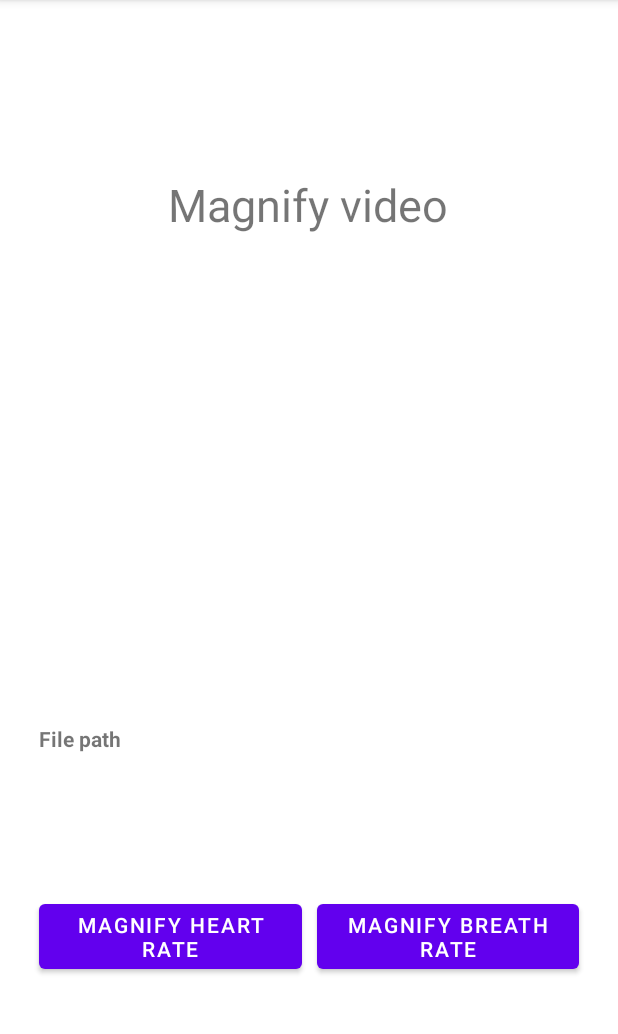
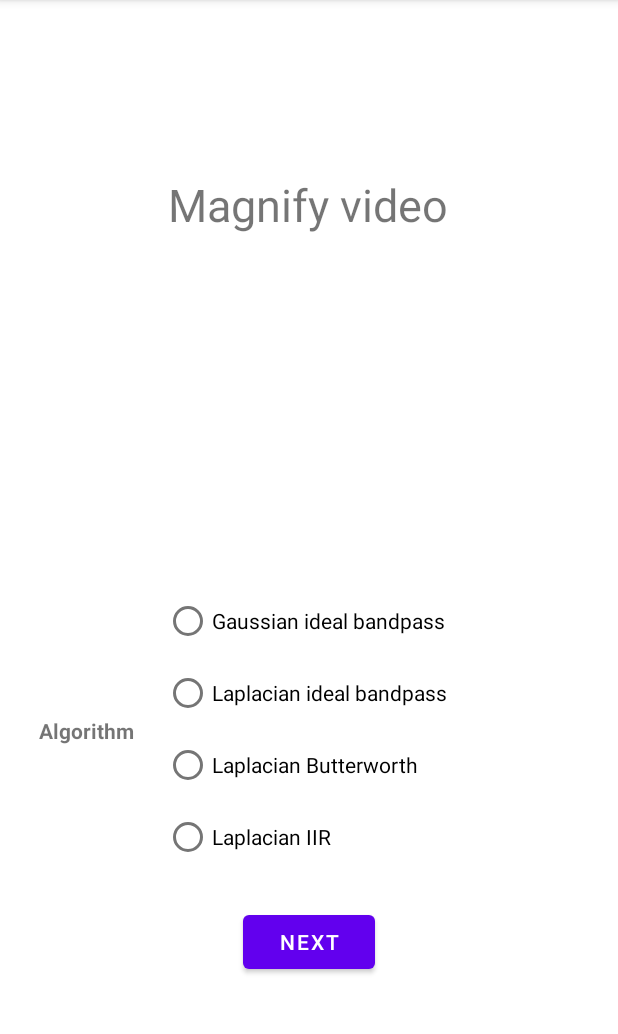
Before and after one commit to edmobe/android-video-magnification, an Android app: the VideoEditor screen opened directly, with no data from a screen before it, on a phone screen of 412 x 824 dp, the part 84-1118 px from its top. Run offline under Robolectric (Android 15) with nearby library versions, the phone set to English and light mode, and no system bars; 1 statement that could not run was skipped.

Commit message:
Add Laplacian Butterworth and Laplacian ideal bandpass activities

```diff
--- a/app/src/main/java/com/example/videomagnification/Home.java
+++ b/app/src/main/java/com/example/videomagnification/Home.java
@@ -21,7 +21,7 @@ import java.util.ArrayList;
 
 public class Home extends AppCompatActivity {
 
-    Button btnOpen;
+    private Button btnOpen;
 
     @Override
     protected void onCreate(Bundle savedInstanceState) {
@@ -91,7 +91,7 @@ public class Home extends AppCompatActivity {
             // Check condition
             if (requestCode == 101) {
                 Intent videoEditorActivity = new Intent(getApplicationContext(), VideoEditor.class);
-                videoEditorActivity.putExtra("videoUrl", path);
+                videoEditorActivity.putExtra("videoPath", path);
                 startActivity(videoEditorActivity);
             } else {
                 displayShortToast("Unknown error while requesting the video. Request code: "
--- a/app/src/main/java/com/example/videomagnification/MainActivity.java
+++ b/app/src/main/java/com/example/videomagnification/MainActivity.java
@@ -1,5 +1,6 @@
 package com.example.videomagnification;
 
+import android.content.Intent;
 import android.os.Bundle;
 import android.widget.Toast;
 
@@ -14,6 +15,7 @@ public class MainActivity extends AppCompatActivity {
     }
 
     private ActivityMainBinding binding;
+    private String videoPath;
 
     @Override
     protected void onCreate(Bundle savedInstanceState) {
@@ -21,6 +23,10 @@ public class MainActivity extends AppCompatActivity {
 
         binding = ActivityMainBinding.inflate(getLayoutInflater());
         setContentView(binding.getRoot());
+
+        Intent intent = getIntent(); // gets the previously created intent
+        videoPath = intent.getStringExtra("videoPath");
+        displayShortToast(videoPath);
     }
 
     private void displayShortToast(String string) {
--- a/app/src/main/java/com/example/videomagnification/VideoEditor.java
+++ b/app/src/main/java/com/example/videomagnification/VideoEditor.java
@@ -5,15 +5,16 @@ import android.graphics.Bitmap;
 import android.media.ThumbnailUtils;
 import android.os.Bundle;
 import android.provider.MediaStore;
+import android.widget.Button;
 import android.widget.ImageView;
-import android.widget.TextView;
 import android.widget.Toast;
 
 import androidx.appcompat.app.AppCompatActivity;
 
 public class VideoEditor extends AppCompatActivity {
 
-    private String videoUrl;
+    private String videoPath;
+    private Button btnNext;
 
     @Override
     protected void onCreate(Bundle savedInstanceState) {
@@ -21,15 +22,21 @@ public class VideoEditor extends AppCompatActivity {
         setContentView(R.layout.activity_video_editor);
 
         Intent intent = getIntent(); // gets the previously created intent
-        videoUrl = intent.getStringExtra("videoUrl");
+        videoPath = intent.getStringExtra("videoPath");
 
-        TextView path = (TextView) findViewById(R.id.previewPath);
-        path.setText(videoUrl);
-
-        Bitmap thumbnail = ThumbnailUtils.createVideoThumbnail(videoUrl,
+        Bitmap thumbnail = ThumbnailUtils.createVideoThumbnail(videoPath,
                 MediaStore.Images.Thumbnails.MINI_KIND);
         ImageView imageView = (ImageView) findViewById(R.id.videoPreview);
         imageView.setImageBitmap(thumbnail);
+
+        btnNext = findViewById(R.id.btn_next);
+        btnNext.setOnClickListener(v -> {
+            Intent videoEditorLaplacianIdealButterActivity =
+                    new Intent(getApplicationContext(), VideoEditorLaplacianIdealButter.class);
+            videoEditorLaplacianIdealButterActivity.putExtra("videoPath", videoPath);
+            startActivity(videoEditorLaplacianIdealButterActivity);
+        });
+
 
     }
 
--- a/app/src/main/res/layout/activity_video_editor.xml
+++ b/app/src/main/res/layout/activity_video_editor.xml
@@ -4,8 +4,8 @@
     xmlns:tools="http://schemas.android.com/tools"
     android:layout_width="match_parent"
     android:layout_height="match_parent"
+    android:gravity="center"
     android:orientation="vertical"
-    android:gravity="center"
     android:padding="16dp"
 
     tools:context=".MainActivity">
@@ -31,10 +31,10 @@
         android:layout_marginStart="10dp"
         android:layout_marginTop="25dp"
         android:layout_marginEnd="10dp"
-        android:layout_marginBottom="25dp"
-        app:layout_constraintBottom_toTopOf="@+id/textView4"
+        android:layout_marginBottom="20dp"
+        app:layout_constraintBottom_toTopOf="@+id/myRadioGroup"
         app:layout_constraintEnd_toEndOf="parent"
-        app:layout_constraintHorizontal_bias="0.497"
+        app:layout_constraintHorizontal_bias="1.0"
         app:layout_constraintStart_toStartOf="parent"
         app:layout_constraintTop_toBottomOf="@+id/textView3" />
 
@@ -43,49 +43,60 @@
         android:layout_width="wrap_content"
         android:layout_height="wrap_content"
         android:layout_marginStart="10dp"
-        android:layout_marginBottom="250dp"
-        android:text="File path"
+        android:layout_marginBottom="255dp"
+        android:text="Algorithm"
         android:textStyle="bold"
         app:layout_constraintBottom_toBottomOf="parent"
         app:layout_constraintStart_toStartOf="parent" />
 
-    <TextView
-        android:id="@+id/previewPath"
+    <RadioGroup
+        android:id="@+id/myRadioGroup"
         android:layout_width="0dp"
-        android:layout_height="0dp"
-        android:layout_marginStart="10dp"
-        android:layout_marginTop="25dp"
+        android:layout_height="wrap_content"
+        android:layout_marginStart="20dp"
         android:layout_marginEnd="10dp"
-        android:layout_marginBottom="10dp"
-        android:text="File path"
-        app:layout_constraintBottom_toTopOf="@+id/button2"
+        android:layout_marginBottom="170dp"
+        android:checkedButton="@+id/radio_gaussian"
+        app:layout_constraintBottom_toBottomOf="parent"
         app:layout_constraintEnd_toEndOf="parent"
-        app:layout_constraintHorizontal_bias="0.066"
         app:layout_constraintStart_toEndOf="@+id/textView4"
-        app:layout_constraintTop_toBottomOf="@+id/videoPreview" />
+        app:layout_constraintTop_toBottomOf="@+id/videoPreview">
+
+        <RadioButton
+            android:id="@+id/radio_gaussian_ideal"
+            android:layout_width="match_parent"
+            android:layout_height="wrap_content"
+            android:text="Gaussian ideal bandpass" />
+
+        <RadioButton
+            android:id="@+id/radio_laplacian_ideal"
+            android:layout_width="match_parent"
+            android:layout_height="wrap_content"
+            android:text="Laplacian ideal bandpass" />
+
+        <RadioButton
+            android:id="@+id/radio_laplacian_butterworth"
+            android:layout_width="match_parent"
+            android:layout_height="wrap_content"
+            android:text="Laplacian Butterworth" />
+
+        <RadioButton
+            android:id="@+id/radio_laplacian_iir"
+            android:layout_width="match_parent"
+            android:layout_height="wrap_content"
+            android:text="Laplacian IIR" />
+
+    </RadioGroup>
 
     <Button
-        android:id="@+id/button"
-        android:layout_width="0dp"
+        android:id="@+id/btn_next"
+        android:layout_width="wrap_content"
         android:layout_height="wrap_content"
-        android:layout_marginStart="10dp"
         android:layout_marginBottom="100dp"
-        android:text="Magnify heart rate"
-        app:layout_constraintBottom_toBottomOf="parent"
-        app:layout_constraintEnd_toStartOf="@+id/button2"
-        app:layout_constraintStart_toStartOf="parent" />
-
-    <Button
-        android:id="@+id/button2"
-        android:layout_width="0dp"
-        android:layout_height="wrap_content"
-        android:layout_marginStart="10dp"
-        android:layout_marginEnd="10dp"
-        android:layout_marginBottom="100dp"
-        android:text="Magnify breath rate"
+        android:text="Next"
         app:layout_constraintBottom_toBottomOf="parent"
         app:layout_constraintEnd_toEndOf="parent"
-        app:layout_constraintStart_toEndOf="@+id/button" />
+        app:layout_constraintStart_toStartOf="parent" />
 
 
 </androidx.constraintlayout.widget.ConstraintLayout>
```
Also changed, not shown: app/src/main/AndroidManifest.xml (+4 -8 lines), app/src/main/java/com/example/videomagnification/VideoEditorLaplacianIdealButter.java (added, +176 -0 lines), app/src/main/java/com/example/videomagnification/VideoEditorLaplacianIir.java (added, +14 -0 lines), app/src/main/res/layout/activity_video_editor_laplacian_ideal_butter.xml (added, +264 -0 lines), app/src/main/res/layout/activity_video_editor_laplacian_iir.xml (added, +9 -0 lines), app/src/main/res/drawable/loading.gif (deleted).
